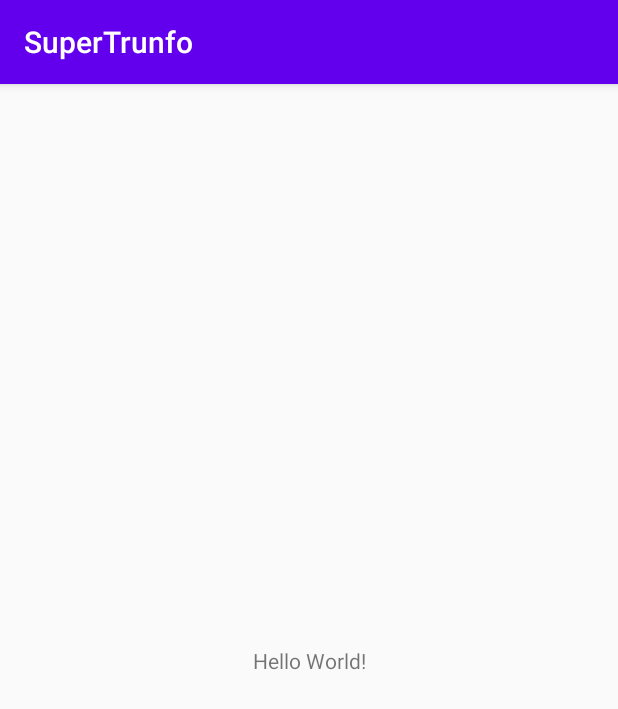
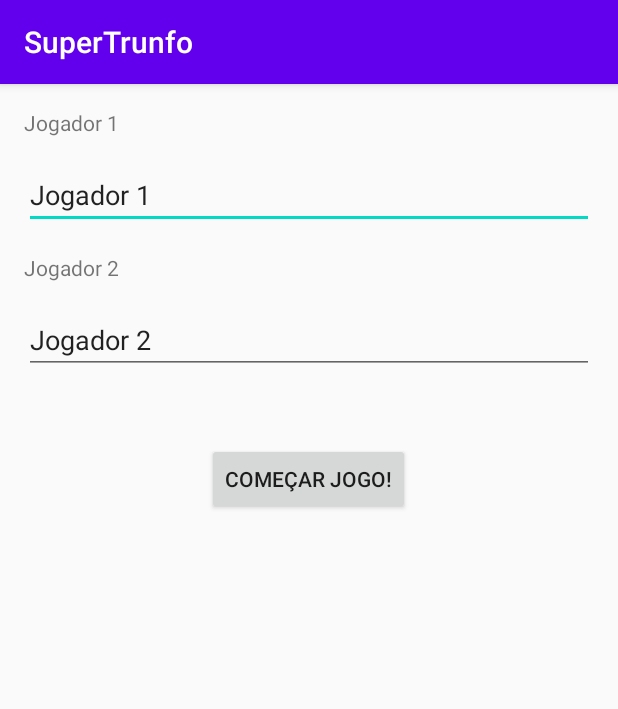
Before and after one commit to marcellalcs/supertrunfo, an Android app: the screen it shows after launch (MainActivity), on a phone screen of 412 x 824 dp. Shown: the top 709 px of the screen. Run offline under Robolectric (Android 15) with nearby library versions, the phone set to English and light mode, and no system bars.

Commit message:
Adding first game screen

```diff
--- a/app/src/main/AndroidManifest.xml
+++ b/app/src/main/AndroidManifest.xml
@@ -9,6 +9,7 @@
         android:roundIcon="@mipmap/ic_launcher_round"
         android:supportsRtl="true"
         android:theme="@style/AppTheme">
+        <activity android:name=".CardsActivity"></activity>
         <activity android:name=".MainActivity">
             <intent-filter>
                 <action android:name="android.intent.action.MAIN" />
--- /dev/null
+++ b/app/src/main/java/com/wcc/supertrunfo/CardsActivity.kt
@@ -0,0 +1,11 @@
+package com.wcc.supertrunfo
+
+import androidx.appcompat.app.AppCompatActivity
+import android.os.Bundle
+
+class CardsActivity : AppCompatActivity() {
+    override fun onCreate(savedInstanceState: Bundle?) {
+        super.onCreate(savedInstanceState)
+        setContentView(R.layout.activity_cards)
+    }
+}
--- a/app/src/main/java/com/wcc/supertrunfo/MainActivity.kt
+++ b/app/src/main/java/com/wcc/supertrunfo/MainActivity.kt
@@ -1,11 +1,20 @@
 package com.wcc.supertrunfo
 
+import android.content.Intent
 import androidx.appcompat.app.AppCompatActivity
 import android.os.Bundle
+import kotlinx.android.synthetic.main.activity_main.*
 
 class MainActivity : AppCompatActivity() {
     override fun onCreate(savedInstanceState: Bundle?) {
         super.onCreate(savedInstanceState)
         setContentView(R.layout.activity_main)
+
+        startGameButton.setOnClickListener {
+            val intent = Intent(this, CardsActivity::class.java)
+            intent.putExtra("player_one", inputPlayerOne.text)
+            intent.putExtra("player_two", inputPlayerTwo.text)
+            startActivity(intent)
+        }
     }
 }
--- /dev/null
+++ b/app/src/main/res/layout/activity_cards.xml
@@ -0,0 +1,9 @@
+<?xml version="1.0" encoding="utf-8"?>
+<androidx.constraintlayout.widget.ConstraintLayout xmlns:android="http://schemas.android.com/apk/res/android"
+    xmlns:app="http://schemas.android.com/apk/res-auto"
+    xmlns:tools="http://schemas.android.com/tools"
+    android:layout_width="match_parent"
+    android:layout_height="match_parent"
+    tools:context=".CardsActivity">
+
+</androidx.constraintlayout.widget.ConstraintLayout>
--- a/app/src/main/res/layout/activity_main.xml
+++ b/app/src/main/res/layout/activity_main.xml
@@ -1,18 +1,51 @@
 <?xml version="1.0" encoding="utf-8"?>
-<androidx.constraintlayout.widget.ConstraintLayout xmlns:android="http://schemas.android.com/apk/res/android"
-    xmlns:app="http://schemas.android.com/apk/res-auto"
+<LinearLayout
+    xmlns:android="http://schemas.android.com/apk/res/android"
     xmlns:tools="http://schemas.android.com/tools"
     android:layout_width="match_parent"
     android:layout_height="match_parent"
+    android:padding="16dp"
+    android:orientation="vertical"
     tools:context=".MainActivity">
 
     <TextView
+        android:id="@+id/labelPlayerOne"
         android:layout_width="wrap_content"
         android:layout_height="wrap_content"
-        android:text="Hello World!"
-        app:layout_constraintBottom_toBottomOf="parent"
-        app:layout_constraintLeft_toLeftOf="parent"
-        app:layout_constraintRight_toRightOf="parent"
-        app:layout_constraintTop_toTopOf="parent" />
+        android:layout_marginBottom="@dimen/default_margin"
+        android:text="@string/player_one_label" />
 
-</androidx.constraintlayout.widget.ConstraintLayout>
+    <EditText
+        android:id="@+id/inputPlayerOne"
+        android:layout_width="match_parent"
+        android:layout_height="wrap_content"
+        android:ems="10"
+        android:inputType="textPersonName"
+        android:layout_marginBottom="@dimen/default_margin"
+        android:text="@string/player_one_label" />
+
+    <TextView
+        android:id="@+id/labelPlayerTwo"
+        android:layout_width="wrap_content"
+        android:layout_height="wrap_content"
+        android:layout_marginBottom="@dimen/default_margin"
+        android:text="@string/player_two_label" />
+
+    <EditText
+        android:id="@+id/inputPlayerTwo"
+        android:layout_width="match_parent"
+        android:layout_height="wrap_content"
+        android:ems="10"
+        android:layout_marginBottom="@dimen/default_margin"
+        android:inputType="textPersonName"
+        android:text="@string/player_two_label" />
+
+    <Button
+        android:id="@+id/startGameButton"
+        android:layout_width="wrap_content"
+        android:layout_height="wrap_content"
+        android:text="@string/start_game_button_label"
+        android:layout_margin="30dp"
+        android:layout_gravity="center_horizontal"/>
+
+</LinearLayout>
--- /dev/null
+++ b/app/src/main/res/values/dimens.xml
@@ -0,0 +1,4 @@
+<?xml version="1.0" encoding="utf-8"?>
+<resources>
+    <dimen name="default_margin">16dp</dimen>
+</resources>
--- a/app/src/main/res/values/strings.xml
+++ b/app/src/main/res/values/strings.xml
@@ -1,3 +1,6 @@
 <resources>
     <string name="app_name">SuperTrunfo</string>
+    <string name="player_one_label">Jogador 1</string>
+    <string name="player_two_label">Jogador 2</string>
+    <string name="start_game_button_label">Começar Jogo!</string>
 </resources>
```
